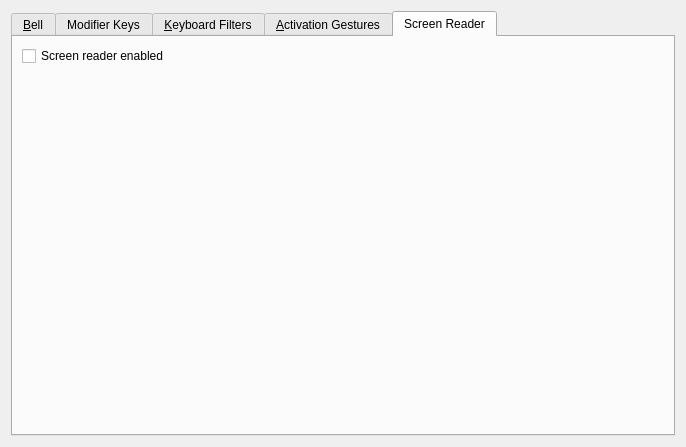
The window that kcms/access/accessibility.ui (Sonic-DE/sonic-desktop-interface) describes before a commit, drawn with Qt 5.
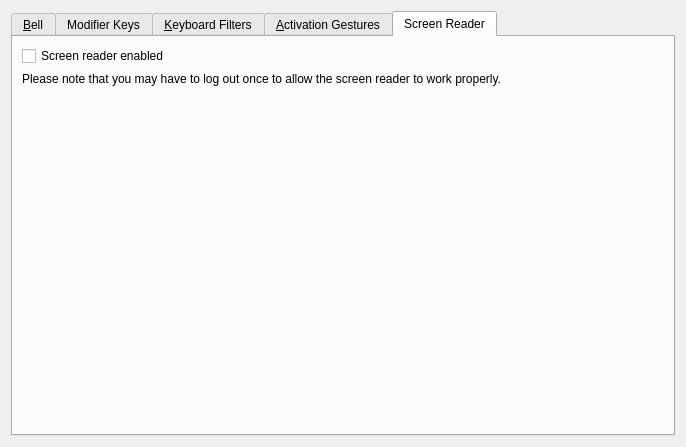
The same window after the commit. The open tabs and pages were chosen to show the change. Custom widgets are drawn as their Qt base class.

Commit message: Add note that activating the screen reader may require restarting the session.

```diff
--- a/kcms/access/accessibility.ui
+++ b/kcms/access/accessibility.ui
@@ -752,6 +752,16 @@
          </property>
         </widget>
        </item>
+       <item>
+        <widget class="QLabel" name="label_2">
+         <property name="text">
+          <string>Please note that you may have to log out once to allow the screen reader to work properly.</string>
+         </property>
+         <property name="wordWrap">
+          <bool>true</bool>
+         </property>
+        </widget>
+       </item>
        <item>
         <spacer name="verticalSpacer_5">
          <property name="orientation">
```
